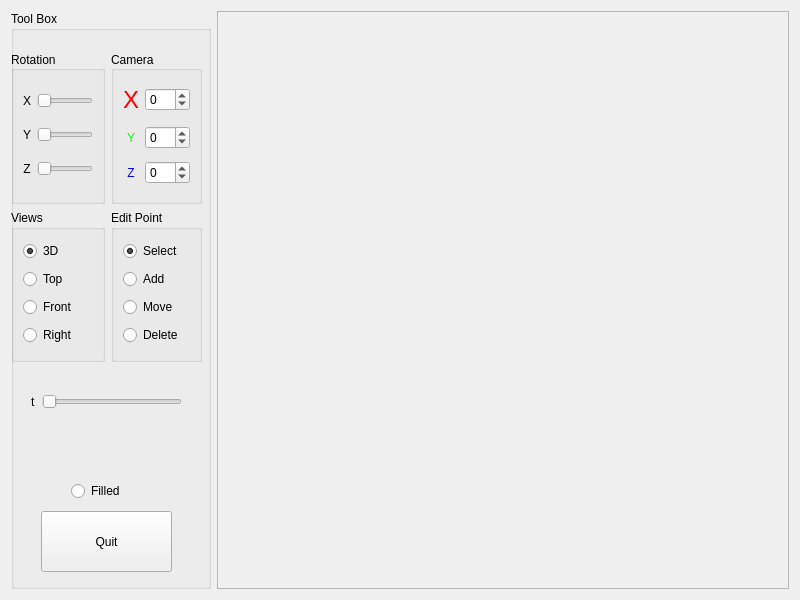
Before: the Qt Designer form MainWindow.ui in ray-z/Graphics-Assignment2, drawn with Qt 5.
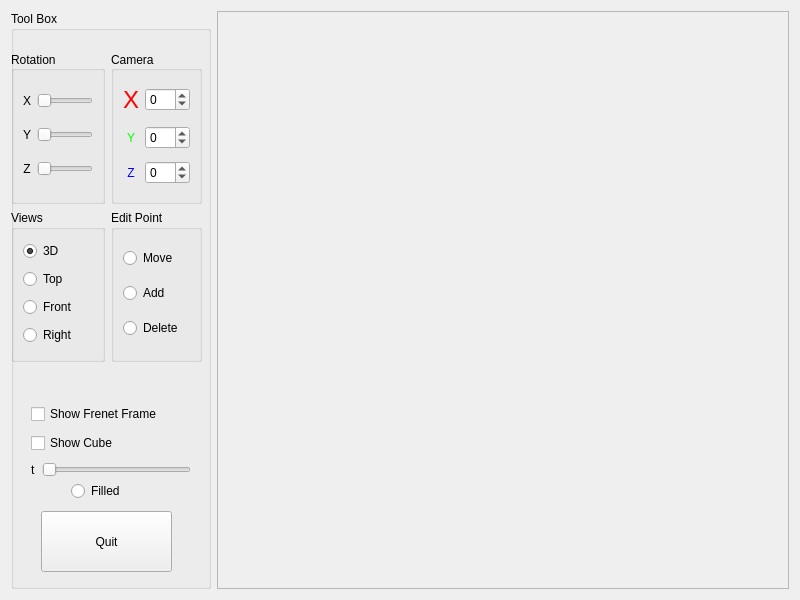
After: the same form once the commit is applied.

Commit message: Toggle frame and cube. Refactor code.

```diff
--- a/MainWindow.ui
+++ b/MainWindow.ui
@@ -40,7 +40,6 @@
         <height>580</height>
        </rect>
       </property>
-      <zorder>tool_box</zorder>
      </widget>
     </widget>
    </item>
@@ -345,34 +344,6 @@
           <string>Edit Point</string>
          </property>
          <layout class="QVBoxLayout" name="verticalLayout_4">
-          <item>
-           <widget class="QRadioButton" name="rb_ctrlCamera">
-            <property name="font">
-             <font>
-              <pointsize>9</pointsize>
-             </font>
-            </property>
-            <property name="acceptDrops">
-             <bool>false</bool>
-            </property>
-            <property name="text">
-             <string>Select</string>
-            </property>
-            <property name="checked">
-             <bool>true</bool>
-            </property>
-           </widget>
-          </item>
-          <item>
-           <widget class="QRadioButton" name="rb_addPt">
-            <property name="enabled">
-             <bool>true</bool>
-            </property>
-            <property name="text">
-             <string>Add</string>
-            </property>
-           </widget>
-          </item>
           <item>
            <widget class="QRadioButton" name="rb_movePt">
             <property name="enabled">
@@ -383,6 +354,16 @@
             </property>
            </widget>
           </item>
+          <item>
+           <widget class="QRadioButton" name="rb_addPt">
+            <property name="enabled">
+             <bool>true</bool>
+            </property>
+            <property name="text">
+             <string>Add</string>
+            </property>
+           </widget>
+          </item>
           <item>
            <widget class="QRadioButton" name="rb_deletePt">
             <property name="enabled">
@@ -411,36 +392,54 @@
        <string>Quit</string>
       </property>
      </widget>
-     <widget class="QWidget" name="horizontalLayoutWidget">
+     <widget class="QWidget" name="verticalLayoutWidget">
       <property name="geometry">
        <rect>
         <x>20</x>
-        <y>380</y>
-        <width>151</width>
-        <height>21</height>
+        <y>390</y>
+        <width>160</width>
+        <height>80</height>
        </rect>
       </property>
-      <layout class="QHBoxLayout" name="horizontalLayout">
+      <layout class="QVBoxLayout" name="verticalLayout_5">
        <item>
-        <widget class="QLabel" name="label">
+        <widget class="QCheckBox" name="checkBox_2">
          <property name="text">
-          <string>t</string>
+          <string>Show Frenet Frame</string>
          </property>
         </widget>
        </item>
        <item>
-        <widget class="QSlider" name="slider_t">
-         <property name="maximum">
-          <number>100</number>
+        <widget class="QCheckBox" name="chkbox_frame">
+         <property name="text">
+          <string>Show Cube</string>
          </property>
-         <property name="singleStep">
-          <number>2</number>
-         </property>
-         <property name="orientation">
-          <enum>Qt::Horizontal</enum>
-         </property>
         </widget>
        </item>
+       <item>
+        <layout class="QHBoxLayout" name="horizontalLayout">
+         <item>
+          <widget class="QLabel" name="label">
+           <property name="text">
+            <string>t</string>
+           </property>
+          </widget>
+         </item>
+         <item>
+          <widget class="QSlider" name="slider_t">
+           <property name="maximum">
+            <number>99</number>
+           </property>
+           <property name="singleStep">
+            <number>2</number>
+           </property>
+           <property name="orientation">
+            <enum>Qt::Horizontal</enum>
+           </property>
+          </widget>
+         </item>
+        </layout>
+       </item>
       </layout>
      </widget>
     </widget>
```
Left out of the diff: 58 changed lines with no effect on the pictures. The commit also changes 6 other files.
